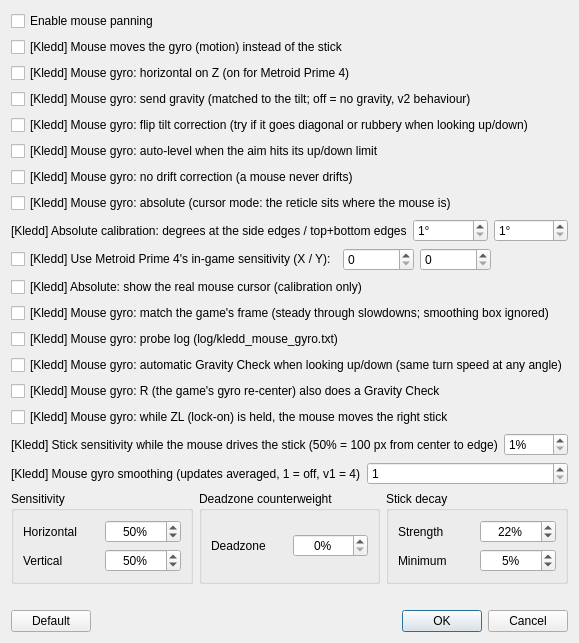
Qt form src/yuzu/configuration/configure_mouse_panning.ui (Melos555/eden-kledd) before a commit.
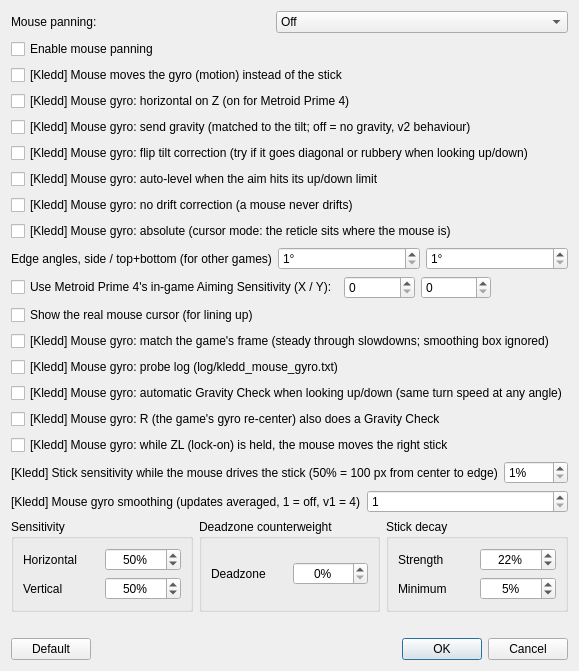
The same form after that commit.

Commit message: [TEST] Configure mouse panning: one dropdown, only the chosen mode's boxes

Diff of the .ui file:
```diff
--- a/src/yuzu/configuration/configure_mouse_panning.ui
+++ b/src/yuzu/configuration/configure_mouse_panning.ui
@@ -6,6 +6,32 @@
    <string>Configure mouse panning</string>
   </property>
   <layout class="QVBoxLayout">
+   <item>
+    <layout class="QHBoxLayout">
+     <item>
+      <widget class="QLabel" name="kledd_mode_label">
+       <property name="text">
+        <string>Mouse panning:</string>
+       </property>
+      </widget>
+     </item>
+     <item>
+      <widget class="QComboBox" name="kledd_mode">
+       <property name="toolTip">
+        <string>Off: the mouse doesn't move anything in the game.
+Stick: Eden's original mouse panning, the mouse moves the right stick.
+Gyro, camera: the mouse turns an imaginary motion controller (mouse look). Needs Motion 1 bound to the mouse.
+Gyro, cursor: the mouse's spot on the screen is where the controller points (pointer/cursor schemes). Needs Motion 1 bound to the mouse.
+Ctrl + F9 frees / captures the mouse.</string>
+       </property>
+       <item><property name="text"><string>Off</string></property></item>
+       <item><property name="text"><string>Mouse to stick (Eden's original mouse panning)</string></property></item>
+       <item><property name="text"><string>Mouse to camera (gyro, mouse look)</string></property></item>
+       <item><property name="text"><string>Mouse to cursor (gyro, reticle follows the mouse)</string></property></item>
+      </widget>
+     </item>
+    </layout>
+   </item>
    <item>
     <widget class="QCheckBox" name="enable">
      <property name="text">
@@ -82,7 +108,7 @@
      <item>
       <widget class="QLabel" name="kledd_abs_range_label">
        <property name="text">
-        <string>[Kledd] Absolute calibration: degrees at the side edges / top+bottom edges</string>
+        <string>Edge angles, side / top+bottom (for other games)</string>
        </property>
       </widget>
      </item>
@@ -107,7 +133,7 @@
      <item>
       <widget class="QCheckBox" name="kledd_mouse_gyro_abs_from_game">
        <property name="text">
-        <string>[Kledd] Use Metroid Prime 4's in-game sensitivity (X / Y):</string>
+        <string>Use Metroid Prime 4's in-game Aiming Sensitivity (X / Y):</string>
        </property>
        <property name="toolTip">
         <string>Type the Aiming Sensitivity X and Y from the game's Cursor settings, and Eden works out the edge angles itself (no calibration needed, with decimals): degrees = 692 / (sensitivity + 11.5). The degree boxes above are ignored while this is on.</string>
@@ -134,7 +160,7 @@
    <item>
     <widget class="QCheckBox" name="kledd_mouse_gyro_abs_show_cursor">
      <property name="text">
-      <string>[Kledd] Absolute: show the real mouse cursor (calibration only)</string>
+      <string>Show the real mouse cursor (for lining up)</string>
      </property>
      <property name="toolTip">
       <string>Shows the Windows cursor so you can line the reticle up under it: raise a degree value if the reticle stops short of the cursor near the edges, lower it if the reticle runs ahead of it.</string>
```
The commit also changes 2 other files.
